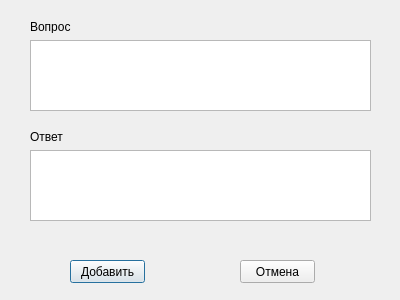
vladislavvasyukov/Memorigo, file add_card/add_card.ui: the form before one commit.
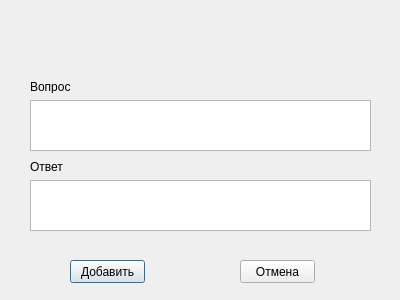
The form after the commit.

```diff
--- a/add_card/add_card.ui
+++ b/add_card/add_card.ui
@@ -43,7 +43,7 @@
    <property name="geometry">
     <rect>
      <x>30</x>
-     <y>20</y>
+     <y>80</y>
      <width>47</width>
      <height>13</height>
     </rect>
@@ -56,7 +56,7 @@
    <property name="geometry">
     <rect>
      <x>30</x>
-     <y>130</y>
+     <y>160</y>
      <width>47</width>
      <height>13</height>
     </rect>
@@ -69,9 +69,9 @@
    <property name="geometry">
     <rect>
      <x>30</x>
-     <y>40</y>
+     <y>100</y>
      <width>341</width>
-     <height>71</height>
+     <height>51</height>
     </rect>
    </property>
   </widget>
@@ -79,9 +79,9 @@
    <property name="geometry">
     <rect>
      <x>30</x>
-     <y>150</y>
+     <y>180</y>
      <width>341</width>
-     <height>71</height>
+     <height>51</height>
     </rect>
    </property>
   </widget>
```
